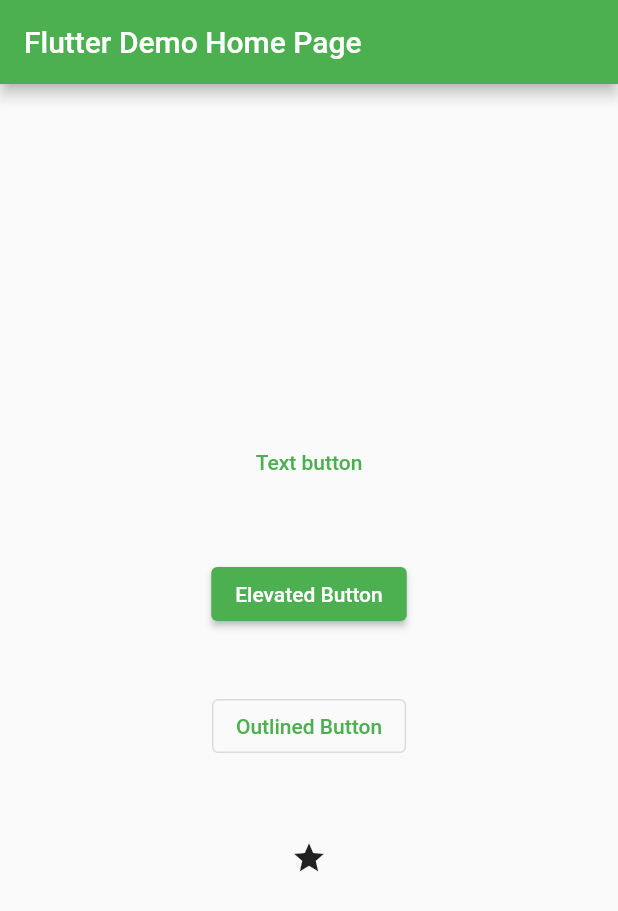
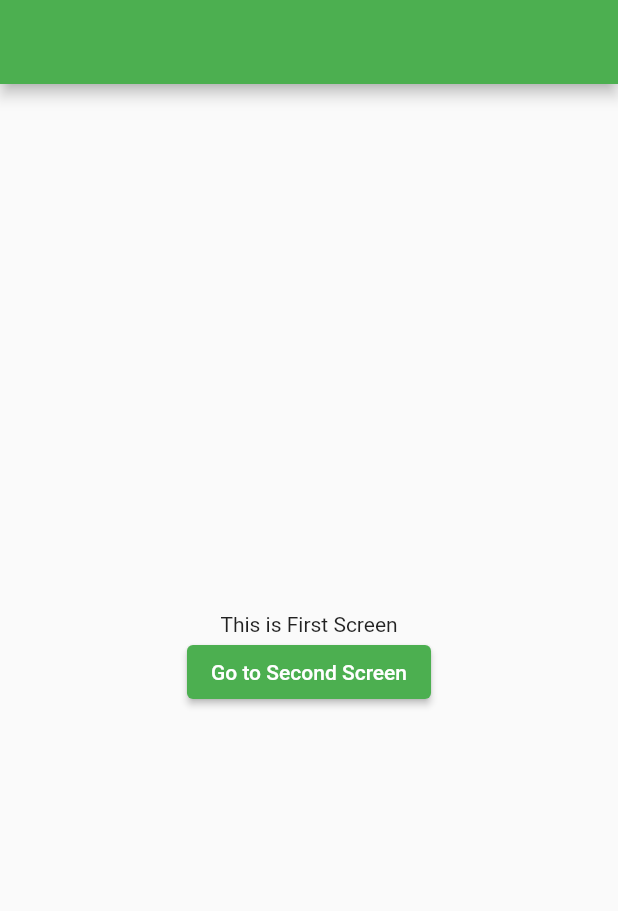
Before and after one commit to silverflow/flutter_study, a Flutter app: the screen it shows after launch, on a phone screen of 412 x 824 dp. Shown: the top 911 px of the screen. Run offline on Flutter 3.47's test engine with Material 2 defaults, Android fonts, the phone set to English and light mode, and no system bars.

Commit message:
화면 이동

```diff
--- a/flutter_basic_01/lib/main.dart
+++ b/flutter_basic_01/lib/main.dart
@@ -1,7 +1,8 @@
 import 'package:flutter/material.dart';
+import 'package:flutter_basic_01/screens/first_screen.dart';
 
 void main() {
-  runApp(const MyApp());
+  runApp(MyApp());
 }
 
 // commit Test
@@ -14,18 +15,9 @@
     return MaterialApp(
       title: 'Flutter Demo',
       theme: ThemeData(
-        // This is the theme of your application.
-        //
-        // Try running your application with "flutter run". You'll see the
-        // application has a blue toolbar. Then, without quitting the app, try
-        // changing the primarySwatch below to Colors.green and then invoke
-        // "hot reload" (press "r" in the console where you ran "flutter run",
-        // or simply save your changes to "hot reload" in a Flutter IDE).
-        // Notice that the counter didn't reset back to zero; the application
-        // is not restarted.
         primarySwatch: Colors.green,
       ),
-      home: MyHomePage(title: 'Flutter Demo Home Page'),
+      home: FirstScreen(),
     );
   }
 }
--- /dev/null
+++ b/flutter_basic_01/lib/screens/first_screen.dart
@@ -0,0 +1,24 @@
+// lib/screens/first_screen.dart
+import 'package:flutter/material.dart';
+import 'package:flutter_basic_01/screens/second_screen.dart';
+
+class FirstScreen extends StatelessWidget {
+  @override
+  Widget build(BuildContext context) {
+    return Scaffold(
+        appBar: AppBar(),
+        body: Center(
+            child: Column(
+          mainAxisAlignment: MainAxisAlignment.center,
+          children: [
+            Text('This is First Screen'),
+            ElevatedButton(
+                onPressed: () {
+                  Navigator.of(context).push(MaterialPageRoute(
+                      builder: (BuildContext context) => SecondScreen()));
+                },
+                child: Text('Go to Second Screen'))
+          ],
+        )));
+  }
+}
```
Also changed, not shown: flutter_basic_01/lib/screens/second_screen.dart (added, +22 -0 lines).
